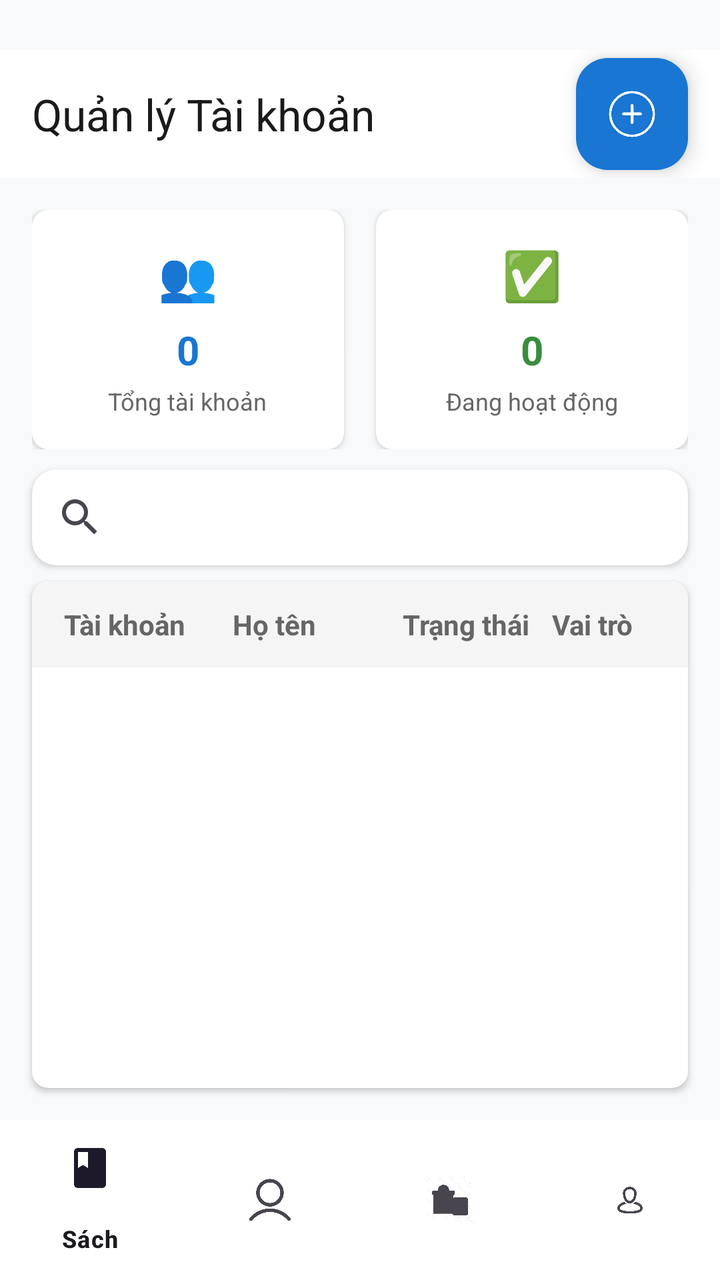
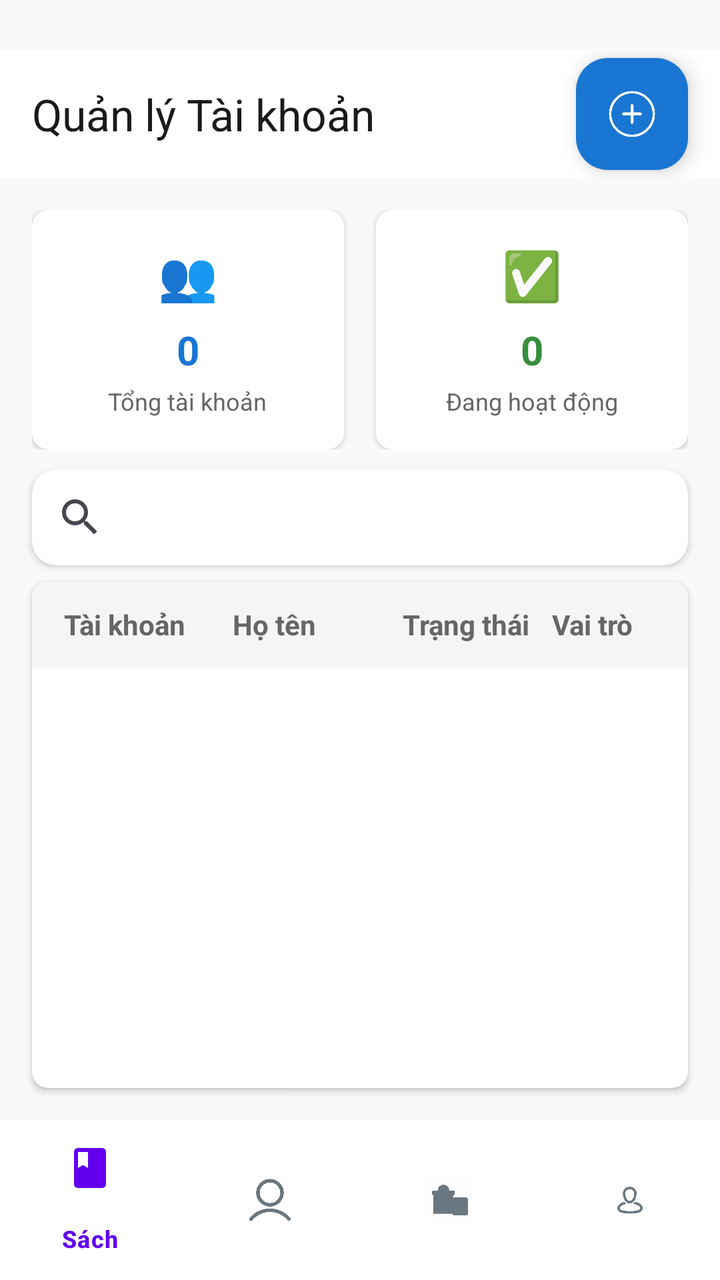

Two renders of the same Android screen: before a commit and after it. Below are the layout's source before the change and the commit's diff.
<!-- AndroidManifest.xml: application theme Theme.BookApp -->
<!-- res/layout/activity_users_management.xml -->
<?xml version="1.0" encoding="utf-8"?>
<androidx.constraintlayout.widget.ConstraintLayout xmlns:android="http://schemas.android.com/apk/res/android"
    xmlns:app="http://schemas.android.com/apk/res-auto"
    xmlns:tools="http://schemas.android.com/tools"
    android:layout_width="match_parent"
    android:layout_height="match_parent"
    android:background="#F8F9FA">

    
    <com.google.android.material.appbar.MaterialToolbar
        android:id="@+id/toolbar"
        android:layout_width="0dp"
        android:layout_height="?attr/actionBarSize"
        android:background="#FFFFFF"
        app:title="Quản lý Tài khoản"
        app:titleTextColor="#1A1A1A"
        app:layout_constraintTop_toTopOf="parent"
        app:layout_constraintStart_toStartOf="parent"
        app:layout_constraintEnd_toEndOf="parent"
        android:layout_marginTop="25dp">

        <com.google.android.material.floatingactionbutton.FloatingActionButton
            android:id="@+id/fabAddUser"
            android:layout_width="wrap_content"
            android:layout_height="wrap_content"
            android:layout_gravity="end"
            android:layout_marginEnd="16dp"
            android:src="@drawable/ic_add"
            app:fabSize="mini"
            app:backgroundTint="#1976D2"
            app:tint="#FFFFFF" />

    </com.google.android.material.appbar.MaterialToolbar>

    
    <LinearLayout
        android:id="@+id/dashboardLayout"
        android:layout_width="0dp"
        android:layout_height="wrap_content"
        android:orientation="horizontal"
        android:layout_margin="16dp"
        app:layout_constraintTop_toBottomOf="@id/toolbar"
        app:layout_constraintStart_toStartOf="parent"
        app:layout_constraintEnd_toEndOf="parent">

        
        <androidx.cardview.widget.CardView
            android:layout_width="0dp"
            android:layout_height="wrap_content"
            android:layout_weight="1"
            android:layout_marginEnd="8dp"
            app:cardCornerRadius="8dp"
            app:cardElevation="2dp"
            app:cardBackgroundColor="#FFFFFF">

            <LinearLayout
                android:layout_width="match_parent"
                android:layout_height="wrap_content"
                android:orientation="vertical"
                android:padding="16dp"
                android:gravity="center">

                <TextView
                    android:layout_width="wrap_content"
                    android:layout_height="wrap_content"
                    android:text="👥"
                    android:textSize="24sp" />

                <TextView
                    android:id="@+id/tvTotalUsers"
                    android:layout_width="wrap_content"
                    android:layout_height="wrap_content"
                    android:text="0"
                    android:textSize="20sp"
                    android:textStyle="bold"
                    android:textColor="#1976D2"
                    android:layout_marginTop="8dp" />

                <TextView
                    android:layout_width="wrap_content"
                    android:layout_height="wrap_content"
                    android:text="Tổng tài khoản"
                    android:textSize="12sp"
                    android:textColor="#666666"
                    android:layout_marginTop="4dp" />

            </LinearLayout>
        </androidx.cardview.widget.CardView>

        
        <androidx.cardview.widget.CardView
            android:layout_width="0dp"
            android:layout_height="wrap_content"
            android:layout_weight="1"
            android:layout_marginStart="8dp"
            app:cardCornerRadius="8dp"
            app:cardElevation="2dp"
            app:cardBackgroundColor="#FFFFFF">

            <LinearLayout
                android:layout_width="match_parent"
                android:layout_height="wrap_content"
                android:orientation="vertical"
                android:padding="16dp"
                android:gravity="center">

                <TextView
                    android:layout_width="wrap_content"
                    android:layout_height="wrap_content"
                    android:text="✅"
                    android:textSize="24sp" />

                <TextView
                    android:id="@+id/tvActiveUsers"
                    android:layout_width="wrap_content"
                    android:layout_height="wrap_content"
                    android:text="0"
                    android:textSize="20sp"
                    android:textStyle="bold"
                    android:textColor="#388E3C"
                    android:layout_marginTop="8dp" />

                <TextView
                    android:layout_width="wrap_content"
                    android:layout_height="wrap_content"
                    android:text="Đang hoạt động"
                    android:textSize="12sp"
                    android:textColor="#666666"
                    android:layout_marginTop="4dp" />

            </LinearLayout>
        </androidx.cardview.widget.CardView>

    </LinearLayout>

    
    <androidx.cardview.widget.CardView
        android:id="@+id/searchCard"
        android:layout_width="0dp"
        android:layout_height="wrap_content"
        app:cardCornerRadius="12dp"
        app:cardElevation="2dp"
        android:layout_marginStart="16dp"
        android:layout_marginEnd="16dp"
        android:layout_marginBottom="8dp"
        app:layout_constraintTop_toBottomOf="@id/dashboardLayout"
        app:layout_constraintStart_toStartOf="parent"
        app:layout_constraintEnd_toEndOf="parent"
        android:layout_marginTop="10dp">

        <androidx.appcompat.widget.SearchView
            android:id="@+id/searchView"
            android:layout_width="match_parent"
            android:layout_height="wrap_content"
            android:background="@android:color/transparent"
            android:iconifiedByDefault="false"
            android:queryHint="Tìm kiếm theo tên hoặc username..."
            />

    </androidx.cardview.widget.CardView>

    
    <androidx.cardview.widget.CardView
        android:id="@+id/usersCard"
        android:layout_width="0dp"
        android:layout_height="0dp"
        android:layout_marginStart="16dp"
        android:layout_marginEnd="16dp"
        android:layout_marginTop="8dp"
        android:layout_marginBottom="16dp"
        app:cardCornerRadius="8dp"
        app:cardElevation="2dp"
        app:layout_constraintTop_toBottomOf="@id/searchCard"
        app:layout_constraintBottom_toTopOf="@id/bottomNavigation"
        app:layout_constraintStart_toStartOf="parent"
        app:layout_constraintEnd_toEndOf="parent">

        <LinearLayout
            android:layout_width="match_parent"
            android:layout_height="match_parent"
            android:orientation="vertical">

            
            <LinearLayout
                android:id="@+id/headerLayout"
                android:layout_width="match_parent"
                android:layout_height="wrap_content"
                android:background="#F5F5F5"
                android:orientation="horizontal"
                android:paddingHorizontal="16dp"
                android:paddingVertical="12dp">

                <TextView
                    android:layout_width="0dp"
                    android:layout_height="wrap_content"
                    android:layout_weight="2"
                    android:text="Tài khoản"
                    android:textColor="#666666"
                    android:textSize="14sp"
                    android:textStyle="bold" />

                <TextView
                    android:layout_width="0dp"
                    android:layout_height="wrap_content"
                    android:layout_weight="2"
                    android:text="Họ tên"
                    android:textColor="#666666"
                    android:textSize="14sp"
                    android:textStyle="bold" />

                <TextView
                    android:layout_width="0dp"
                    android:layout_height="wrap_content"
                    android:layout_weight="1.5"
                    android:gravity="center"
                    android:text="Trạng thái"
                    android:textColor="#666666"
                    android:textSize="14sp"
                    android:textStyle="bold" />

                <TextView
                    android:layout_width="0dp"
                    android:layout_height="wrap_content"
                    android:layout_weight="1.5"
                    android:gravity="center"
                    android:text="Vai trò"
                    android:textColor="#666666"
                    android:textSize="14sp"
                    android:textStyle="bold" />

            </LinearLayout>

            
            <androidx.recyclerview.widget.RecyclerView
                android:id="@+id/rvUsers"
                android:layout_width="match_parent"
                android:layout_height="0dp"
                android:layout_weight="1"
                android:clipToPadding="false"
                android:paddingBottom="8dp"
                tools:listitem="@layout/item_user" />

        </LinearLayout>

    </androidx.cardview.widget.CardView>

    
    <com.google.android.material.bottomnavigation.BottomNavigationView
        android:id="@+id/bottomNavigation"
        android:layout_width="0dp"
        android:layout_height="wrap_content"
        android:background="#FFFFFF"
        app:menu="@menu/bottom_nav_admin_menu"
        app:layout_constraintBottom_toBottomOf="parent"
        app:layout_constraintStart_toStartOf="parent"
        app:layout_constraintEnd_toEndOf="parent" />

</androidx.constraintlayout.widget.ConstraintLayout>
<!-- res/layout/item_user.xml (included above) -->
<?xml version="1.0" encoding="utf-8"?>
<androidx.cardview.widget.CardView xmlns:android="http://schemas.android.com/apk/res/android"
    xmlns:app="http://schemas.android.com/apk/res-auto"
    android:layout_width="match_parent"
    android:layout_height="wrap_content"
    android:layout_margin="4dp"
    app:cardCornerRadius="8dp"
    app:cardElevation="2dp"
    app:cardUseCompatPadding="true">

    <LinearLayout
        android:layout_width="match_parent"
        android:layout_height="wrap_content"
        android:orientation="horizontal"
        android:padding="16dp"
        android:background="?attr/selectableItemBackground"
        android:gravity="center_vertical">

        
        <TextView
            android:id="@+id/tvUsername"
            android:layout_width="0dp"
            android:layout_height="wrap_content"
            android:layout_weight="2"
            android:ellipsize="end"
            android:gravity="start|center_vertical"
            android:maxLines="1"
            android:text="username"
            android:textColor="#1A1A1A"
            android:textSize="14sp"
            android:textStyle="bold" />

        

        

        

        <TextView
            android:id="@+id/tvFullname"
            android:layout_width="0dp"
            android:layout_height="wrap_content"
            android:layout_weight="2"
            android:ellipsize="end"
            android:gravity="start|center_vertical"
            android:maxLines="1"
            android:text="fullname"
            android:textColor="#333333"
            android:textSize="14sp" />

        <com.google.android.material.chip.Chip
            android:id="@+id/chipActive"
            android:layout_width="0dp"
            android:layout_height="wrap_content"
            android:layout_weight="1.5"
            android:gravity="center"
            android:text="Hoạt động"
            android:textSize="10sp"
            app:chipBackgroundColor="#E8F5E8"
            app:chipEndPadding="4dp"
            app:chipMinHeight="28dp"
            app:chipStartPadding="4dp"
            app:chipStrokeColor="#4CAF50"
            app:chipStrokeWidth="1dp" />

        <com.google.android.material.chip.Chip
            android:id="@+id/chipRole"
            android:layout_width="0dp"
            android:layout_height="wrap_content"
            android:layout_weight="1.5"
            android:text="user"
            android:textSize="10sp"
            app:chipBackgroundColor="#E3F2FD"
            android:gravity="center"
            app:chipStartPadding="4dp"
            app:chipEndPadding="4dp"
            app:chipMinHeight="28dp" />

    </LinearLayout>

</androidx.cardview.widget.CardView>
<!-- resources referenced by this layout -->
<resources>
  <!-- drawable ic_add: png bitmap (drawable, 14180 bytes) -->
  <style name="Theme.BookApp" parent="Base.Theme.BookApp" />
  <style name="Base.Theme.BookApp" parent="Theme.Material3.DayNight.NoActionBar">
          
          
      </style>
</resources>

<!-- the commit's change to res/layout/activity_users_management.xml (unified diff, before → after) -->
@@ -249,7 +249,9 @@
         android:id="@+id/bottomNavigation"
         android:layout_width="0dp"
         android:layout_height="wrap_content"
-        android:background="#FFFFFF"
+        android:background="@color/white"
+        app:itemIconTint="@color/nav_item_color"
+        app:itemTextColor="@color/nav_item_color"
         app:menu="@menu/bottom_nav_admin_menu"
         app:layout_constraintBottom_toBottomOf="parent"
         app:layout_constraintStart_toStartOf="parent"
<!-- resource entries referenced after the edit -->
@@ -1,5 +1,6 @@
 <!-- resources referenced by this layout -->
 <resources>
+  <color name="white">#FFFFFFFF</color>
   <!-- drawable ic_add: png bitmap (drawable, 14180 bytes) -->
   <style name="Theme.BookApp" parent="Base.Theme.BookApp" />
   <style name="Base.Theme.BookApp" parent="Theme.Material3.DayNight.NoActionBar">
